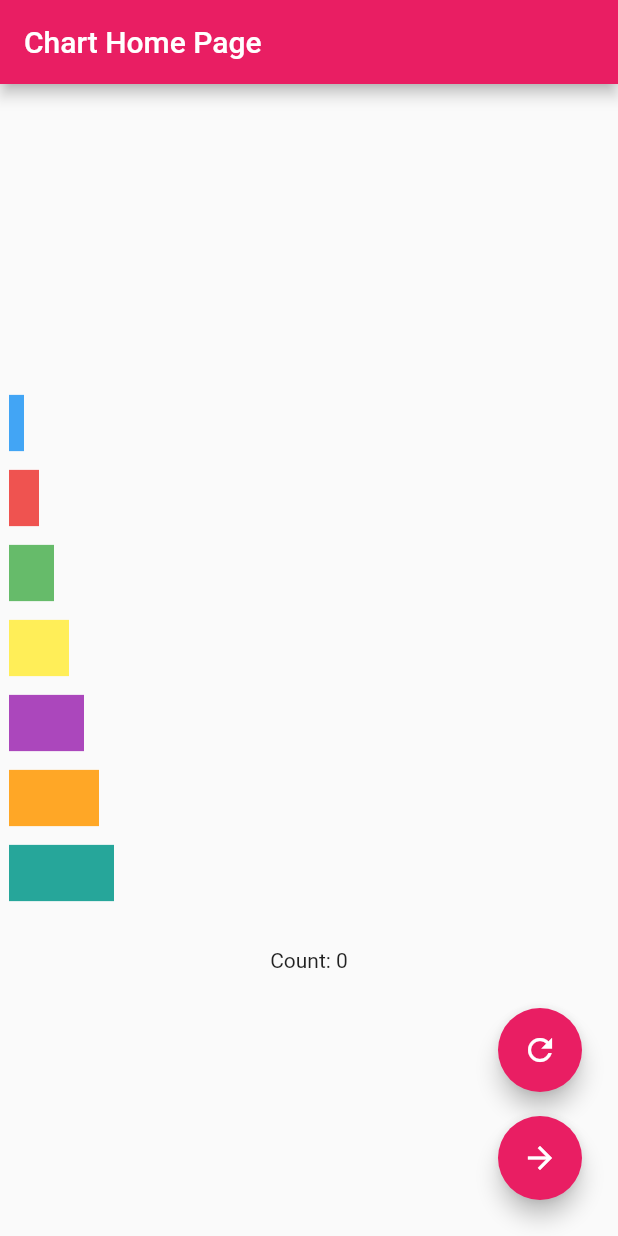
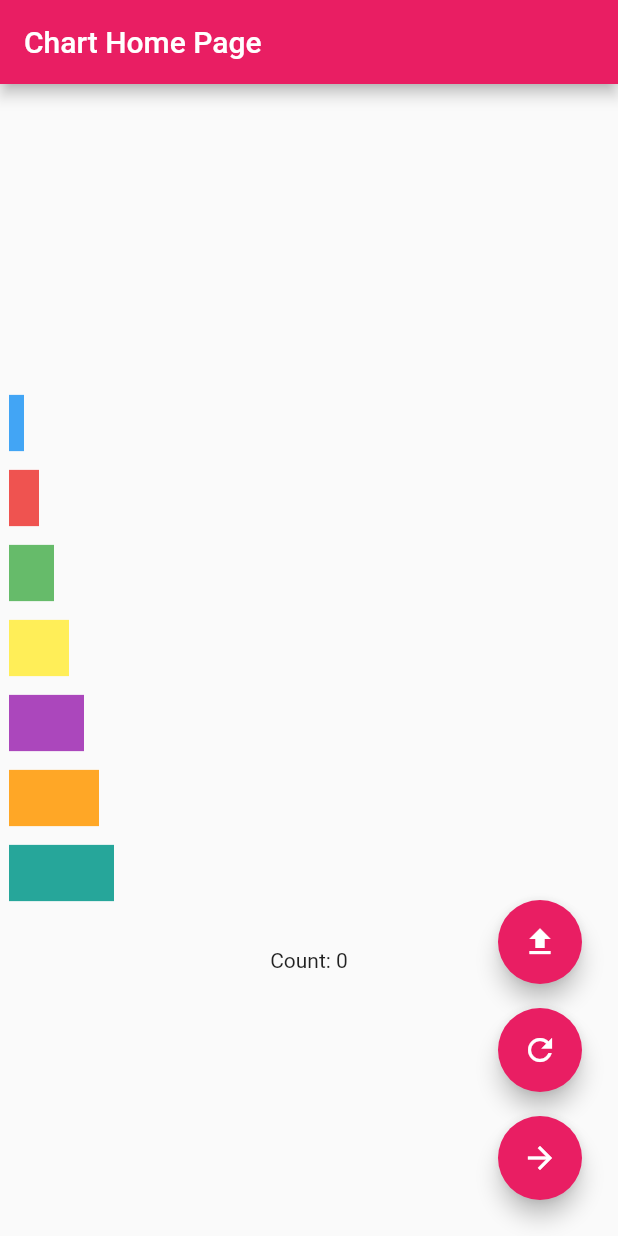
Before and after one commit to IngridFeng/ChartAnimation, a Flutter app: the screen it shows after launch, after a tap on the "refresh" icon, on a phone screen of 412 x 824 dp. Run offline on Flutter 3.47's test engine with Material 2 defaults, Android fonts, the phone set to English and light mode, and no system bars.

Commit message:
Refresh functionality working, added helper function to manage button

```diff
--- a/chart_animation/lib/main.dart
+++ b/chart_animation/lib/main.dart
@@ -29,22 +29,28 @@ class ChartPageState extends State<ChartPage> with TickerProviderStateMixin{
   @override
   void initState() {
     super.initState();
-    counter = 0;
-    animation = AnimationController(
-      duration: const Duration(milliseconds: 300),
-      vsync: this,
-    );
-    tween = BarChartTween(
-      BarChart.empty(size),
-      BarChart.makeBars(size, counter),
-    );
-    animation.forward();
+    initData();
   }
 
   @override
   void dispose() {
     animation.dispose();
     super.dispose();
+  }
+
+  void initData() {
+    setState(() {
+      counter = 0;
+      animation = AnimationController(
+        duration: const Duration(milliseconds: 300),
+        vsync: this,
+      );
+      tween = BarChartTween(
+        BarChart.empty(size),
+        BarChart.makeBars(size, counter),
+      );
+      animation.forward();
+    });
   }
 
   void changeData() {
@@ -57,6 +63,16 @@ class ChartPageState extends State<ChartPage> with TickerProviderStateMixin{
         bars = BarChart.makeBars(size, counter);
       });
     }
+  }
+
+  Padding buttonWrapper(IconData icon, Function action) {
+    return Padding(
+      padding: EdgeInsets.all(8.0),
+      child: FloatingActionButton(
+        child: Icon(icon),
+        onPressed: action,
+      ),
+    );
   }
 
   @override
@@ -75,20 +91,9 @@ class ChartPageState extends State<ChartPage> with TickerProviderStateMixin{
       floatingActionButton: new Column(
         mainAxisAlignment: MainAxisAlignment.end,
         children: <Widget>[
-          Padding(
-            padding: EdgeInsets.all(8.0),
-            child: FloatingActionButton(
-              child: Icon(Icons.refresh),
-              onPressed: initState,
-            ),
-          ),
-          Padding(
-            padding: EdgeInsets.all(8.0),
-            child: FloatingActionButton(
-              child: Icon(Icons.arrow_forward),
-              onPressed: changeData,
-            ),
-          ),
+          buttonWrapper(Icons.file_upload, changeData),
+          buttonWrapper(Icons.refresh, initData),
+          buttonWrapper(Icons.arrow_forward, changeData),
         ]
       )
     );
```
